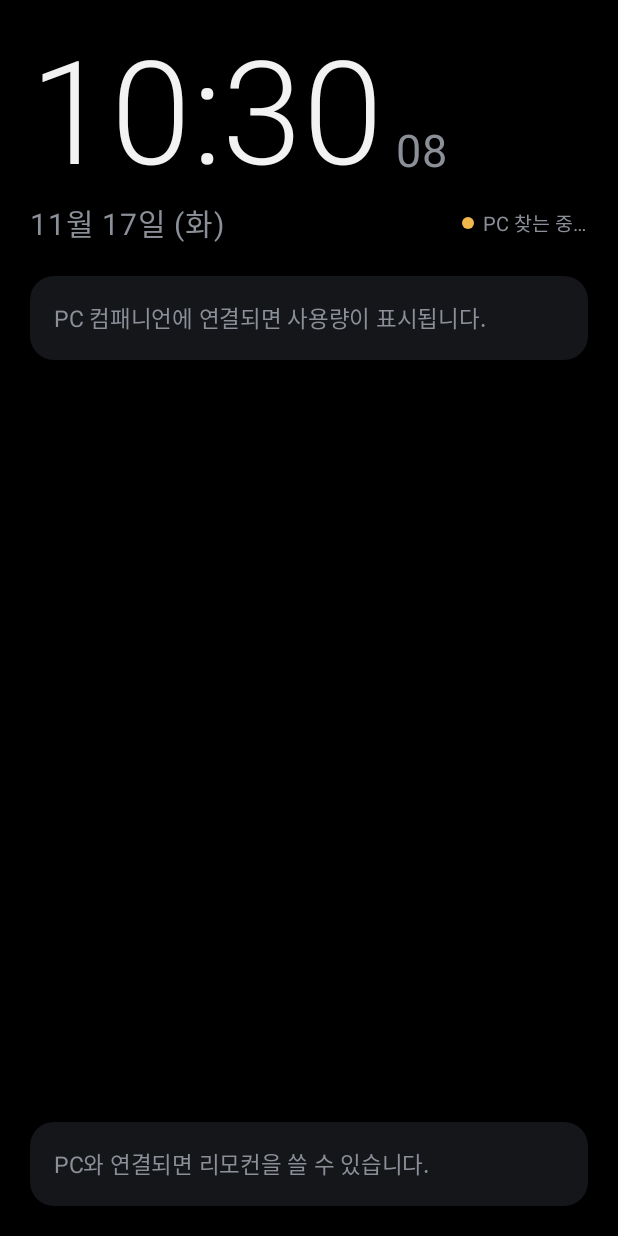
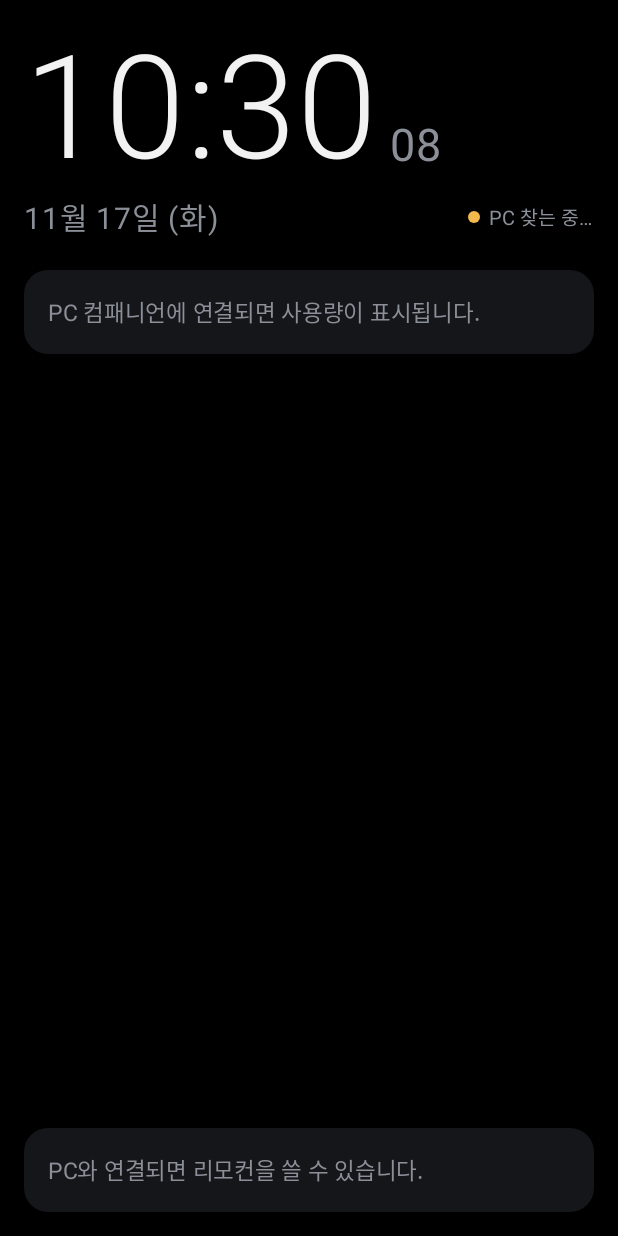
Before and after one commit to Hongdangmuxviii/ai-dock, an Android app built with Jetpack Compose: the screen it shows after launch (MainActivity), on a phone screen of 412 x 824 dp. Run offline under Robolectric (Android 15) with nearby library versions, the phone set to English and light mode, and no system bars; libraries missing offline, so code that uses them is left out: org.java_websocket.handshake, org.java_websocket.server; 3 statements that could not run were skipped.

Commit message:
feat(android): accept PC connections and fit small portrait screens
- Run a WebSocket server on port 8766 so the companion can connect to
  the device; prefer it over the outbound connection while it is open
- Dense layout for small screens (e.g. 800x1280 @320dpi): side-by-side
  thumbnail, single-line usage rows with inline reset countdown,
  one-line cards for unavailable providers

```diff
--- a/android/app/build.gradle.kts
+++ b/android/app/build.gradle.kts
@@ -45,4 +45,6 @@ dependencies {
     implementation("androidx.lifecycle:lifecycle-viewmodel-compose:2.8.7")
     implementation("androidx.lifecycle:lifecycle-runtime-compose:2.8.7")
     implementation("com.squareup.okhttp3:okhttp:4.12.0")
+    // PC가 기기로 접속하는 역방향 연결용 웹소켓 서버
+    implementation("org.java-websocket:Java-WebSocket:1.5.7")
 }
--- a/android/app/src/main/java/com/aidock/dock/DockViewModel.kt
+++ b/android/app/src/main/java/com/aidock/dock/DockViewModel.kt
@@ -3,6 +3,7 @@ package com.aidock.dock
 import android.app.Application
 import android.content.Context
 import android.graphics.BitmapFactory
+import android.net.Uri
 import android.net.nsd.NsdManager
 import android.net.nsd.NsdServiceInfo
 import android.net.wifi.WifiManager
@@ -12,6 +13,7 @@ import androidx.compose.ui.graphics.ImageBitmap
 import androidx.compose.ui.graphics.asImageBitmap
 import androidx.lifecycle.AndroidViewModel
 import androidx.lifecycle.viewModelScope
+import kotlinx.coroutines.Dispatchers
 import kotlinx.coroutines.Job
 import kotlinx.coroutines.delay
 import kotlinx.coroutines.flow.MutableStateFlow
@@ -25,7 +27,10 @@ import okhttp3.Response
 import okhttp3.WebSocket
 import okhttp3.WebSocketListener
 import org.json.JSONArray
+import org.java_websocket.handshake.ClientHandshake
+import org.java_websocket.server.WebSocketServer
 import org.json.JSONObject
+import java.net.InetSocketAddress
 import java.util.concurrent.TimeUnit
 
 data class DockState(
@@ -60,13 +65,48 @@ class DockViewModel(app: Application) : AndroidViewModel(app) {
     private var connectJob: Job? = null
     private var discovery: Discovery? = null
 
+    /** PC 컴패니언이 이 기기로 먼저 접속해 온 연결 (역방향). 있으면 이쪽을 우선 씁니다. */
+    @Volatile private var inboundConn: org.java_websocket.WebSocket? = null
+    private var inbound: InboundServer? = null
+
     init {
+        startInbound()
         start()
     }
 
-    // ---------------- 연결 ----------------
+    // ---------------- 역방향 연결 (PC → 기기) ----------------
+
+    private fun startInbound() {
+        inbound = runCatching {
+            InboundServer(INBOUND_PORT, { _state.value.token }, object : InboundServer.Listener {
+                override fun onOpen(conn: org.java_websocket.WebSocket, peer: String) {
+                    val old = inboundConn
+                    inboundConn = conn
+                    if (old != null && old !== conn) old.close()
+                    // 기기→PC 시도는 멈춤
+                    connectJob?.cancel()
+                    socket?.cancel()
+                    discovery?.stop()
+                    _state.update { it.copy(connection = Connection.Connected(peer)) }
+                }
+
+                override fun onMessage(conn: org.java_websocket.WebSocket, text: String) {
+                    if (conn === inboundConn) handle(text)
+                }
+
+                override fun onClose(conn: org.java_websocket.WebSocket) {
+                    if (conn !== inboundConn) return
+                    inboundConn = null
+                    viewModelScope.launch { start() }
+                }
+            }).also { it.start() }
+        }.onFailure { Log.w(TAG, "inbound server failed", it) }.getOrNull()
+    }
+
+    // ---------------- 연결 (기기 → PC) ----------------
 
     private fun start() {
+        if (inboundConn?.isOpen == true) return
         connectJob?.cancel()
         socket?.cancel()
         discovery?.stop()
@@ -82,7 +122,7 @@ class DockViewModel(app: Application) : AndroidViewModel(app) {
     }
 
     private fun connectLoop(address: String) {
-        if (connectJob?.isActive == true) return
+        if (connectJob?.isActive == true || inboundConn?.isOpen == true) return
         connectJob = viewModelScope.launch {
             var backoff = 1000L
             var failures = 0
@@ -93,6 +133,10 @@ class DockViewModel(app: Application) : AndroidViewModel(app) {
                 val url = "ws://$address/ws" + if (token.isNotEmpty()) "?token=$token" else ""
                 socket = client.newWebSocket(Request.Builder().url(url).build(), object : WebSocketListener() {
                     override fun onOpen(webSocket: WebSocket, response: Response) {
+                        if (inboundConn?.isOpen == true) {
+                            webSocket.close(1000, "inbound active")
+                            return
+                        }
                         backoff = 1000L
                         failures = 0
                         _state.update { it.copy(connection = Connection.Connected(address)) }
@@ -164,7 +208,14 @@ class DockViewModel(app: Application) : AndroidViewModel(app) {
     // ---------------- 명령 ----------------
 
     private fun send(obj: JSONObject) {
-        socket?.send(obj.toString())
+        val text = obj.toString()
+        val inb = inboundConn
+        if (inb != null && inb.isOpen) {
+            // 웹소켓 서버 스레드와 겹치지 않게 IO 스레드에서 보냄
+            viewModelScope.launch(Dispatchers.IO) { runCatching { inb.send(text) } }
+        } else {
+            socket?.send(text)
+        }
     }
 
     fun media(cmd: String, value: Double? = null) = send(JSONObject().apply {
@@ -185,10 +236,60 @@ class DockViewModel(app: Application) : AndroidViewModel(app) {
         connectJob?.cancel()
         socket?.cancel()
         discovery?.stop()
+        runCatching { inbound?.stop(1000) }
     }
 
     companion object {
+        const val TAG = "AIDock"
+        /** PC가 이 기기로 접속할 때 쓰는 포트 (컴패니언 config 의 device_port 와 같아야 함) */
+        const val INBOUND_PORT = 8766
         fun now() = System.currentTimeMillis() / 1000.0
+    }
+}
+
+/** PC 컴패니언의 접속을 기다리는 웹소켓 서버. 주고받는 메시지는 기기→PC 연결과 같습니다. */
+private class InboundServer(
+    port: Int,
+    private val token: () -> String,
+    private val listener: Listener,
+) : WebSocketServer(InetSocketAddress(port)) {
+    interface Listener {
+        fun onOpen(conn: org.java_websocket.WebSocket, peer: String)
+        fun onMessage(conn: org.java_websocket.WebSocket, text: String)
+        fun onClose(conn: org.java_websocket.WebSocket)
+    }
+
+    init {
+        isReuseAddr = true
+        connectionLostTimeout = 30
+    }
+
+    override fun onOpen(conn: org.java_websocket.WebSocket, handshake: ClientHandshake) {
+        val expected = token()
+        if (expected.isNotEmpty()) {
+            val given = Uri.parse("http://x" + handshake.resourceDescriptor).getQueryParameter("token")
+            if (given != expected) {
+                conn.close(1008, "bad token")
+                return
+            }
+        }
+        val peer = conn.remoteSocketAddress?.address?.hostAddress ?: "PC"
+        Log.i(DockViewModel.TAG, "PC connected from $peer")
+        listener.onOpen(conn, peer)
+    }
+
+    override fun onMessage(conn: org.java_websocket.WebSocket, message: String) =
+        listener.onMessage(conn, message)
+
+    override fun onClose(conn: org.java_websocket.WebSocket, code: Int, reason: String?, remote: Boolean) =
+        listener.onClose(conn)
+
+    override fun onError(conn: org.java_websocket.WebSocket?, ex: Exception) {
+        Log.w(DockViewModel.TAG, "inbound error", ex)
+    }
+
+    override fun onStart() {
+        Log.i(DockViewModel.TAG, "waiting for PC on port $port")
     }
 }
 
--- a/android/app/src/main/java/com/aidock/dock/ui/DockScreen.kt
+++ b/android/app/src/main/java/com/aidock/dock/ui/DockScreen.kt
@@ -42,7 +42,11 @@ import androidx.compose.material3.SliderDefaults
 import androidx.compose.material3.Text
 import androidx.compose.material3.TextButton
 import androidx.compose.runtime.Composable
+import androidx.compose.runtime.CompositionLocalProvider
 import androidx.compose.runtime.LaunchedEffect
+import androidx.compose.runtime.staticCompositionLocalOf
+import androidx.compose.ui.platform.LocalConfiguration
+import androidx.compose.ui.text.style.TextAlign
 import androidx.compose.runtime.getValue
 import androidx.compose.runtime.mutableDoubleStateOf
 import androidx.compose.runtime.mutableFloatStateOf
@@ -75,6 +79,12 @@ import java.util.Locale
 import kotlin.math.max
 import kotlin.math.roundToInt
 
+/**
+ * 작은 세로 화면(토스프론트2: 800x1280 @320dpi = 400x640dp)용 촘촘한 배치.
+ * 썸네일을 작게, 카드 여백을 줄여서 사용량이 스크롤 없이 보이게 합니다.
+ */
+private val LocalDense = staticCompositionLocalOf { false }
+
 private val TimeFmt = DateTimeFormatter.ofPattern("HH:mm")
 private val SecFmt = DateTimeFormatter.ofPattern("ss")
 private val DateFmt = DateTimeFormatter.ofPattern("M월 d일 (E)", Locale.KOREAN)
@@ -92,13 +102,17 @@ fun DockScreen(vm: DockViewModel) {
         }
     }
 
+    val config = LocalConfiguration.current
+    val smallScreen = minOf(config.screenWidthDp, config.screenHeightDp) < 480
     BoxWithConstraints(
         Modifier
             .fillMaxSize()
             .background(DockColors.Background)
-            .padding(20.dp)
+            .padding(if (smallScreen) 16.dp else 20.dp)
     ) {
         val landscape = maxWidth > maxHeight
+        val dense = if (landscape) maxHeight < 440.dp else maxHeight < 760.dp
+        CompositionLocalProvider(LocalDense provides dense) {
         if (landscape) {
             Row(Modifier.fillMaxSize(), horizontalArrangement = Arrangement.spacedBy(20.dp)) {
                 Column(Modifier.weight(1f).fillMaxHeight()) {
@@ -110,11 +124,12 @@ fun DockScreen(vm: DockViewModel) {
             }
         } else {
             Column(Modifier.fillMaxSize()) {
-                ClockPanel(now, state.connection, compact = false) { showSettings = true }
-                Spacer(Modifier.height(20.dp))
+                ClockPanel(now, state.connection, compact = dense) { showSettings = true }
+                Spacer(Modifier.height(if (dense) 12.dp else 20.dp))
                 UsagePanel(state, now, Modifier.weight(1f), onRefresh = vm::refresh)
-                Spacer(Modifier.height(16.dp))
+                Spacer(Modifier.height(if (dense) 12.dp else 16.dp))
                 MediaPanel(state, now, vm, Modifier.fillMaxWidth())
+            }
         }
         }
     }
@@ -188,7 +203,7 @@ private fun UsagePanel(state: DockState, now: Double, modifier: Modifier, onRefr
         modifier
             .fillMaxWidth()
             .verticalScroll(rememberScrollState()),
-        verticalArrangement = Arrangement.spacedBy(12.dp),
+        verticalArrangement = Arrangement.spacedBy(if (LocalDense.current) 8.dp else 12.dp),
     ) {
         if (state.providers.isEmpty()) {
             Card {
@@ -205,23 +220,25 @@ private fun UsagePanel(state: DockState, now: Double, modifier: Modifier, onRefr
 
 @Composable
 private fun ProviderCard(p: Provider, pcNow: Double) {
+    val dense = LocalDense.current
     Row(verticalAlignment = Alignment.CenterVertically) {
         Box(Modifier.size(10.dp).clip(CircleShape).background(DockColors.provider(p.id)))
         Spacer(Modifier.width(8.dp))
-        Text(p.name, fontSize = 18.sp, fontWeight = FontWeight.SemiBold, color = DockColors.Text)
+        Text(p.name, fontSize = if (dense) 16.sp else 18.sp, fontWeight = FontWeight.SemiBold, color = DockColors.Text)
         Spacer(Modifier.weight(1f))
         Text(statusText(p, pcNow), fontSize = 12.sp, color = statusColor(p.status))
     }
     if (p.windows.isEmpty()) {
-        Spacer(Modifier.height(6.dp))
+        Spacer(Modifier.height(if (dense) 2.dp else 6.dp))
         Text(
             p.message.ifEmpty { "데이터 없음" },
-            fontSize = 13.sp, color = DockColors.TextDim, maxLines = 2, overflow = TextOverflow.Ellipsis,
+            fontSize = if (dense) 12.sp else 13.sp, color = DockColors.TextDim,
+            maxLines = if (dense) 1 else 2, overflow = TextOverflow.Ellipsis,
         )
         return
     }
     p.windows.take(4).forEach { w ->
-        Spacer(Modifier.height(10.dp))
+        Spacer(Modifier.height(if (dense) 8.dp else 10.dp))
         WindowRow(p.id, w, pcNow)
     }
 }
@@ -231,8 +248,15 @@ private fun WindowRow(providerId: String, w: UsageWindow, pcNow: Double) {
     // 초기화 시각이 지났으면 PC와 연결이 끊겨 있어도 0%로 간주
     val reset = w.resetsAt != null && w.resetsAt <= pcNow
     val pct = if (reset) 0.0 else w.usedPercent
+    val dense = LocalDense.current
+    val sub = when {
+        reset -> "초기화됨"
+        w.resetsAt != null -> "${countdown(w.resetsAt - pcNow)} 후 초기화"
+        else -> ""
+    }
     Row(verticalAlignment = Alignment.CenterVertically) {
-        Text(w.label, fontSize = 14.sp, color = DockColors.TextDim, modifier = Modifier.width(96.dp),
+        Text(w.label, fontSize = 14.sp, color = DockColors.TextDim,
+            modifier = Modifier.width(if (dense) 64.dp else 96.dp),
             maxLines = 1, overflow = TextOverflow.Ellipsis)
         Box(
             Modifier
@@ -250,14 +274,15 @@ private fun WindowRow(providerId: String, w: UsageWindow, pcNow: Double) {
         }
         Spacer(Modifier.width(10.dp))
         Text("${pct.roundToInt()}%", fontSize = 16.sp, fontWeight = FontWeight.Medium,
-            color = DockColors.Text, modifier = Modifier.width(48.dp))
+            color = DockColors.Text, modifier = Modifier.width(if (dense) 42.dp else 48.dp))
+        if (dense) {
+            // 좁은 화면에서는 초기화 시각을 같은 줄 오른쪽에 붙여 한 줄로 끝냅니다.
+            Text(sub.removeSuffix(" 후 초기화"), fontSize = 12.sp, color = DockColors.TextDim,
+                modifier = Modifier.width(72.dp), maxLines = 1, overflow = TextOverflow.Ellipsis,
+                textAlign = TextAlign.End)
         }
-    val sub = when {
-        reset -> "초기화됨"
-        w.resetsAt != null -> "${countdown(w.resetsAt - pcNow)} 후 초기화"
-        else -> ""
     }
-    if (sub.isNotEmpty()) {
+    if (sub.isNotEmpty() && !dense) {
         Text(sub, fontSize = 12.sp, color = DockColors.TextDim, modifier = Modifier.padding(start = 96.dp, top = 2.dp))
     }
 }
@@ -324,6 +349,30 @@ private fun MediaPanel(state: DockState, now: Double, vm: DockViewModel, modifie
 @Composable
 private fun ColumnScope.MediaContent(m: Media, state: DockState, now: Double, vm: DockViewModel) {
     val thumb = state.thumbnail
+    val dense = LocalDense.current
+    if (dense) {
+        // 작은 화면: 썸네일을 왼쪽에 작게, 제목은 오른쪽에
+        Row(verticalAlignment = Alignment.CenterVertically) {
+            if (thumb != null) {
+                Image(
+                    thumb, contentDescription = null, contentScale = ContentScale.Crop,
+                    modifier = Modifier
+                        .width(120.dp)
+                        .aspectRatio(16f / 9f)
+                        .clip(RoundedCornerShape(8.dp))
+                )
+                Spacer(Modifier.width(12.dp))
+            }
+            Column(Modifier.weight(1f)) {
+                Text(m.title, fontSize = 15.sp, fontWeight = FontWeight.SemiBold, color = DockColors.Text,
+                    maxLines = 2, overflow = TextOverflow.Ellipsis, lineHeight = 19.sp)
+                if (m.artist.isNotEmpty()) {
+                    Text(m.artist, fontSize = 13.sp, color = DockColors.TextDim, maxLines = 1,
+                        overflow = TextOverflow.Ellipsis)
+                }
+            }
+        }
+    } else {
         if (thumb != null) {
             Image(
                 thumb, contentDescription = null, contentScale = ContentScale.Crop,
@@ -339,7 +388,8 @@ private fun ColumnScope.MediaContent(m: Media, state: DockState, now: Double, vm
         if (m.artist.isNotEmpty()) {
             Text(m.artist, fontSize = 14.sp, color = DockColors.TextDim, maxLines = 1, overflow = TextOverflow.Ellipsis)
         }
-    Spacer(Modifier.height(8.dp))
+    }
+    Spacer(Modifier.height(if (dense) 4.dp else 8.dp))
 
     // 재생 중이면 PC가 마지막으로 알려준 위치에서 흐른 시간만큼 앞으로 계산
     val pcNow = now + state.clockOffset
@@ -366,7 +416,7 @@ private fun ColumnScope.MediaContent(m: Media, state: DockState, now: Double, vm
             Text(mmss(m.duration), fontSize = 12.sp, color = DockColors.TextDim)
         }
     }
-    Spacer(Modifier.height(8.dp))
+    Spacer(Modifier.height(if (dense) 4.dp else 8.dp))
     Row(
         Modifier.fillMaxWidth(),
         horizontalArrangement = Arrangement.SpaceEvenly,
@@ -377,7 +427,7 @@ private fun ColumnScope.MediaContent(m: Media, state: DockState, now: Double, vm
         SmallButton(Icons.Filled.SkipPrevious, 52.dp) { vm.media("prev") }
         FilledIconButton(
             onClick = { vm.media("toggle") },
-            modifier = Modifier.size(72.dp),
+            modifier = Modifier.size(if (dense) 60.dp else 72.dp),
             colors = IconButtonDefaults.filledIconButtonColors(
                 containerColor = DockColors.Text, contentColor = DockColors.Background,
             ),
@@ -412,7 +462,7 @@ private fun Card(modifier: Modifier = Modifier, content: @Composable ColumnScope
             .fillMaxWidth()
             .clip(RoundedCornerShape(16.dp))
             .background(DockColors.Surface)
-            .padding(16.dp),
+            .padding(if (LocalDense.current) 12.dp else 16.dp),
         content = content,
     )
 }
```
Lines whose indentation alone changed are shown as unchanged.
